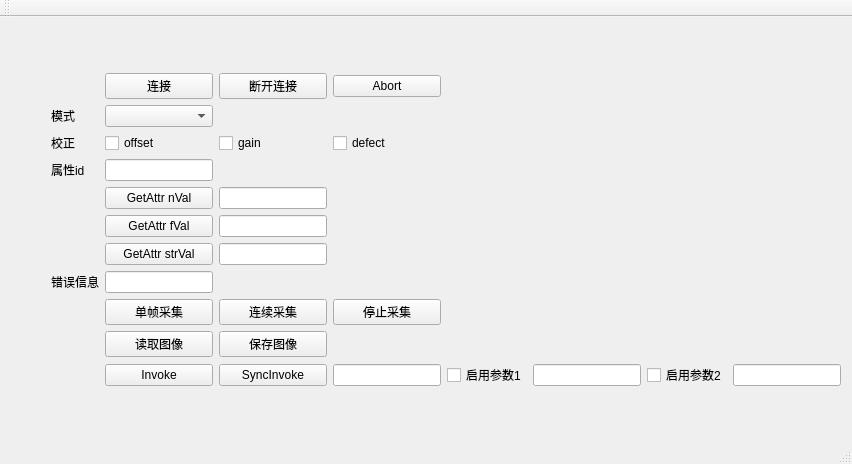
First picture: the form in IRayDetector/IRayDetectorWidget.ui, repository wangyunfu1996/RayimDR, before the edit.
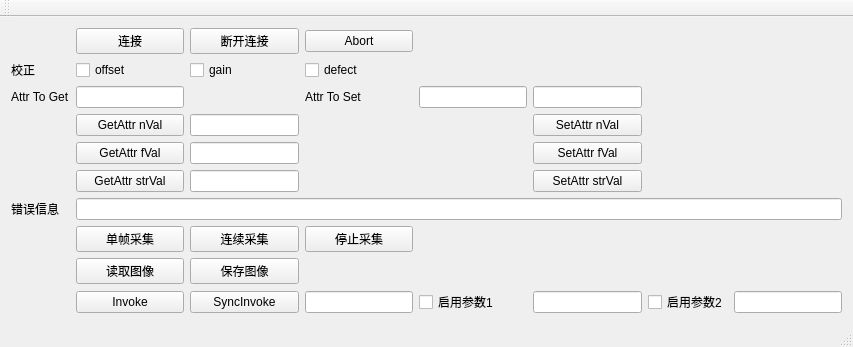
Second picture: the form after the edit.

Patch:
```diff
--- a/IRayDetector/IRayDetectorWidget.ui
+++ b/IRayDetector/IRayDetectorWidget.ui
@@ -6,8 +6,8 @@
    <rect>
     <x>0</x>
     <y>0</y>
-    <width>852</width>
-    <height>464</height>
+    <width>853</width>
+    <height>342</height>
    </rect>
   </property>
   <property name="windowTitle">
@@ -15,238 +15,214 @@
   </property>
   <widget class="QWidget" name="centralWidget">
    <layout class="QGridLayout" name="gridLayout">
-    <item row="0" column="2">
-     <spacer name="verticalSpacer_2">
-      <property name="orientation">
-       <enum>Qt::Vertical</enum>
-      </property>
-      <property name="sizeHint" stdset="0">
-       <size>
-        <width>20</width>
-        <height>40</height>
-       </size>
-      </property>
-     </spacer>
+    <item row="9" column="7">
+     <widget class="QLineEdit" name="lineEdit_nParam2"/>
     </item>
-    <item row="4" column="2">
-     <widget class="QLineEdit" name="lineEdit_nAttrID"/>
+    <item row="5" column="2">
+     <widget class="QLineEdit" name="lineEdit_strVal"/>
     </item>
-    <item row="3" column="1">
-     <widget class="QLabel" name="label_4">
-      <property name="text">
-       <string>校正</string>
-      </property>
-     </widget>
+    <item row="2" column="5">
+     <widget class="QLineEdit" name="lineEdit_ValueToSet"/>
     </item>
-    <item row="1" column="4">
-     <widget class="QPushButton" name="pushButton_Abort">
+    <item row="1" column="1">
+     <widget class="QCheckBox" name="checkBox_offset">
       <property name="text">
-       <string>Abort</string>
+       <string>offset</string>
       </property>
      </widget>
     </item>
-    <item row="11" column="7">
-     <widget class="QCheckBox" name="checkBox_nParam2">
+    <item row="5" column="1">
+     <widget class="QPushButton" name="pushButton_strVal">
       <property name="text">
-       <string>启用参数2</string>
+       <string>GetAttr strVal</string>
       </property>
      </widget>
     </item>
-    <item row="10" column="2">
+    <item row="8" column="1">
      <widget class="QPushButton" name="pushButton_readImage">
       <property name="text">
        <string>读取图像</string>
       </property>
      </widget>
     </item>
-    <item row="12" column="2">
-     <spacer name="verticalSpacer">
-      <property name="orientation">
-       <enum>Qt::Vertical</enum>
-      </property>
-      <property name="sizeHint" stdset="0">
-       <size>
-        <width>20</width>
-        <height>40</height>
-       </size>
-      </property>
-     </spacer>
-    </item>
-    <item row="3" column="4">
-     <widget class="QCheckBox" name="checkBox_defect">
+    <item row="9" column="1">
+     <widget class="QPushButton" name="pushButton_Invoke">
       <property name="text">
-       <string>defect</string>
+       <string>Invoke</string>
       </property>
      </widget>
     </item>
-    <item row="3" column="0">
-     <spacer name="horizontalSpacer">
-      <property name="orientation">
-       <enum>Qt::Horizontal</enum>
-      </property>
-      <property name="sizeHint" stdset="0">
-       <size>
-        <width>40</width>
-        <height>20</height>
-       </size>
-      </property>
-     </spacer>
+    <item row="9" column="3">
+     <widget class="QLineEdit" name="lineEdit_cmdId"/>
     </item>
     <item row="1" column="2">
-     <widget class="QPushButton" name="pushButton_connect">
+     <widget class="QCheckBox" name="checkBox_gain">
       <property name="text">
-       <string>连接</string>
+       <string>gain</string>
       </property>
      </widget>
     </item>
-    <item row="2" column="1">
-     <widget class="QLabel" name="label">
-      <property name="text">
-       <string>模式</string>
-      </property>
-     </widget>
-    </item>
-    <item row="9" column="2">
-     <widget class="QPushButton" name="pushButton_clearAcq">
-      <property name="text">
-       <string>单帧采集</string>
-      </property>
-     </widget>
-    </item>
-    <item row="11" column="6">
+    <item row="9" column="5">
      <widget class="QLineEdit" name="lineEdit_nParam1"/>
     </item>
+    <item row="0" column="3">
+     <widget class="QPushButton" name="pushButton_Abort">
+      <property name="text">
+       <string>Abort</string>
+      </property>
+     </widget>
+    </item>
+    <item row="4" column="2">
+     <widget class="QLineEdit" name="lineEdit_fVal"/>
+    </item>
+    <item row="7" column="3">
+     <widget class="QPushButton" name="pushButton_StopAcq">
+      <property name="text">
+       <string>停止采集</string>
+      </property>
+     </widget>
+    </item>
+    <item row="3" column="5">
+     <widget class="QPushButton" name="pushButton_Setnval">
+      <property name="text">
+       <string>SetAttr nVal</string>
+      </property>
+     </widget>
+    </item>
+    <item row="9" column="6">
+     <widget class="QCheckBox" name="checkBox_nParam2">
+      <property name="text">
+       <string>启用参数2</string>
+      </property>
+     </widget>
+    </item>
     <item row="4" column="1">
-     <widget class="QLabel" name="label_3">
-      <property name="text">
-       <string>属性id</string>
-      </property>
-     </widget>
-    </item>
-    <item row="8" column="2">
-     <widget class="QLineEdit" name="lineEdit_msg"/>
-    </item>
-    <item row="9" column="3">
-     <widget class="QPushButton" name="pushButton_StartAcq">
-      <property name="text">
-       <string>连续采集</string>
-      </property>
-     </widget>
-    </item>
-    <item row="6" column="2">
      <widget class="QPushButton" name="pushButton_fVal">
       <property name="text">
        <string>GetAttr fVal</string>
       </property>
      </widget>
     </item>
-    <item row="11" column="8">
-     <widget class="QLineEdit" name="lineEdit_nParam2"/>
-    </item>
-    <item row="5" column="3">
-     <widget class="QLineEdit" name="lineEdit_nVal"/>
-    </item>
     <item row="3" column="2">
-     <widget class="QCheckBox" name="checkBox_offset">
+     <widget class="QLineEdit" name="lineEdit_nVal">
       <property name="text">
-       <string>offset</string>
+       <string/>
       </property>
      </widget>
     </item>
-    <item row="10" column="3">
-     <widget class="QPushButton" name="pushButton_saveImage">
+    <item row="6" column="0">
+     <widget class="QLabel" name="label_2">
       <property name="text">
-       <string>保存图像</string>
+       <string>错误信息</string>
       </property>
      </widget>
     </item>
-    <item row="11" column="3">
+    <item row="2" column="3">
+     <widget class="QLabel" name="label_5">
+      <property name="text">
+       <string>Attr To Set</string>
+      </property>
+     </widget>
+    </item>
+    <item row="2" column="0">
+     <widget class="QLabel" name="label_3">
+      <property name="text">
+       <string>Attr To Get</string>
+      </property>
+     </widget>
+    </item>
+    <item row="9" column="2">
      <widget class="QPushButton" name="pushButton_SyncInvoke">
       <property name="text">
        <string>SyncInvoke</string>
       </property>
      </widget>
     </item>
-    <item row="11" column="5">
-     <widget class="QCheckBox" name="checkBox_nParam1">
+    <item row="7" column="1">
+     <widget class="QPushButton" name="pushButton_clearAcq">
       <property name="text">
-       <string>启用参数1</string>
+       <string>单帧采集</string>
       </property>
      </widget>
     </item>
-    <item row="6" column="3">
-     <widget class="QLineEdit" name="lineEdit_fVal"/>
+    <item row="0" column="2">
+     <widget class="QPushButton" name="pushButton_disconnect">
+      <property name="text">
+       <string>断开连接</string>
+      </property>
+     </widget>
     </item>
-    <item row="5" column="2">
+    <item row="3" column="1">
      <widget class="QPushButton" name="pushButton_nVal">
       <property name="text">
        <string>GetAttr nVal</string>
       </property>
      </widget>
     </item>
-    <item row="9" column="4">
-     <widget class="QPushButton" name="pushButton_StopAcq">
+    <item row="1" column="0">
+     <widget class="QLabel" name="label_4">
       <property name="text">
-       <string>停止采集</string>
+       <string>校正</string>
       </property>
      </widget>
     </item>
-    <item row="11" column="2">
-     <widget class="QPushButton" name="pushButton_Invoke">
+    <item row="0" column="1">
+     <widget class="QPushButton" name="pushButton_connect">
       <property name="text">
-       <string>Invoke</string>
+       <string>连接</string>
       </property>
      </widget>
     </item>
-    <item row="3" column="3">
-     <widget class="QCheckBox" name="checkBox_gain">
+    <item row="2" column="1">
+     <widget class="QLineEdit" name="lineEdit_nAttrID"/>
+    </item>
+    <item row="8" column="2">
+     <widget class="QPushButton" name="pushButton_saveImage">
       <property name="text">
-       <string>gain</string>
+       <string>保存图像</string>
       </property>
      </widget>
     </item>
     <item row="1" column="3">
-     <widget class="QPushButton" name="pushButton_disconnect">
+     <widget class="QCheckBox" name="checkBox_defect">
       <property name="text">
-       <string>断开连接</string>
+       <string>defect</string>
+      </property>
+     </widget>
+    </item>
+    <item row="4" column="5">
+     <widget class="QPushButton" name="pushButton_Setfval">
+      <property name="text">
+       <string>SetAttr fVal</string>
       </property>
      </widget>
     </item>
     <item row="7" column="2">
-     <widget class="QPushButton" name="pushButton_strVal">
+     <widget class="QPushButton" name="pushButton_StartAcq">
       <property name="text">
-       <string>GetAttr strVal</string>
+       <string>连续采集</string>
       </property>
      </widget>
     </item>
-    <item row="7" column="3">
-     <widget class="QLineEdit" name="lineEdit_strVal"/>
+    <item row="6" column="1" colspan="7">
+     <widget class="QLineEdit" name="lineEdit_msg"/>
     </item>
-    <item row="8" column="1">
-     <widget class="QLabel" name="label_2">
+    <item row="9" column="4">
+     <widget class="QCheckBox" name="checkBox_nParam1">
       <property name="text">
-       <string>错误信息</string>
+       <string>启用参数1</string>
       </property>
      </widget>
     </item>
-    <item row="2" column="2">
-     <widget class="QComboBox" name="comboBox_mode"/>
-    </item>
-    <item row="11" column="4">
-     <widget class="QLineEdit" name="lineEdit_cmdId"/>
-    </item>
-    <item row="3" column="8">
-     <spacer name="horizontalSpacer_2">
-      <property name="orientation">
-       <enum>Qt::Horizontal</enum>
+    <item row="5" column="5">
+     <widget class="QPushButton" name="pushButton_Setstrval">
+      <property name="text">
+       <string>SetAttr strVal</string>
       </property>
-      <property name="sizeHint" stdset="0">
-       <size>
-        <width>40</width>
-        <height>20</height>
-       </size>
-      </property>
-     </spacer>
+     </widget>
+    </item>
+    <item row="2" column="4">
+     <widget class="QLineEdit" name="lineEdit_nAttrIDToSet"/>
     </item>
    </layout>
   </widget>
```
Left out of the diff: 2 changed lines with no effect on the pictures.
